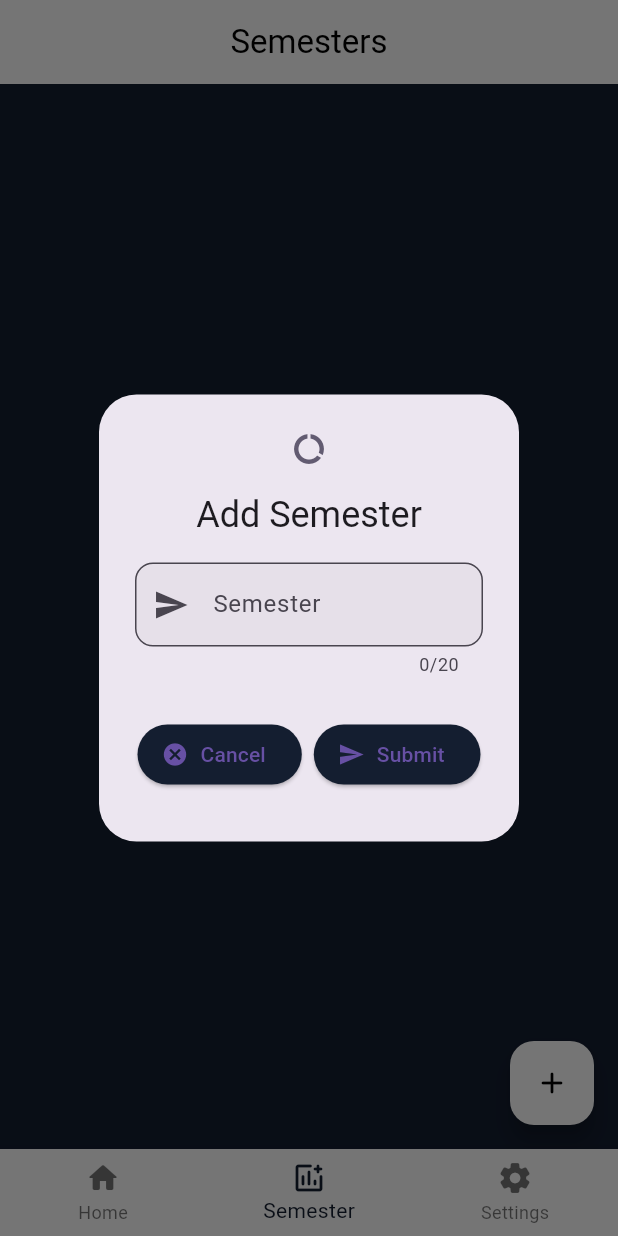
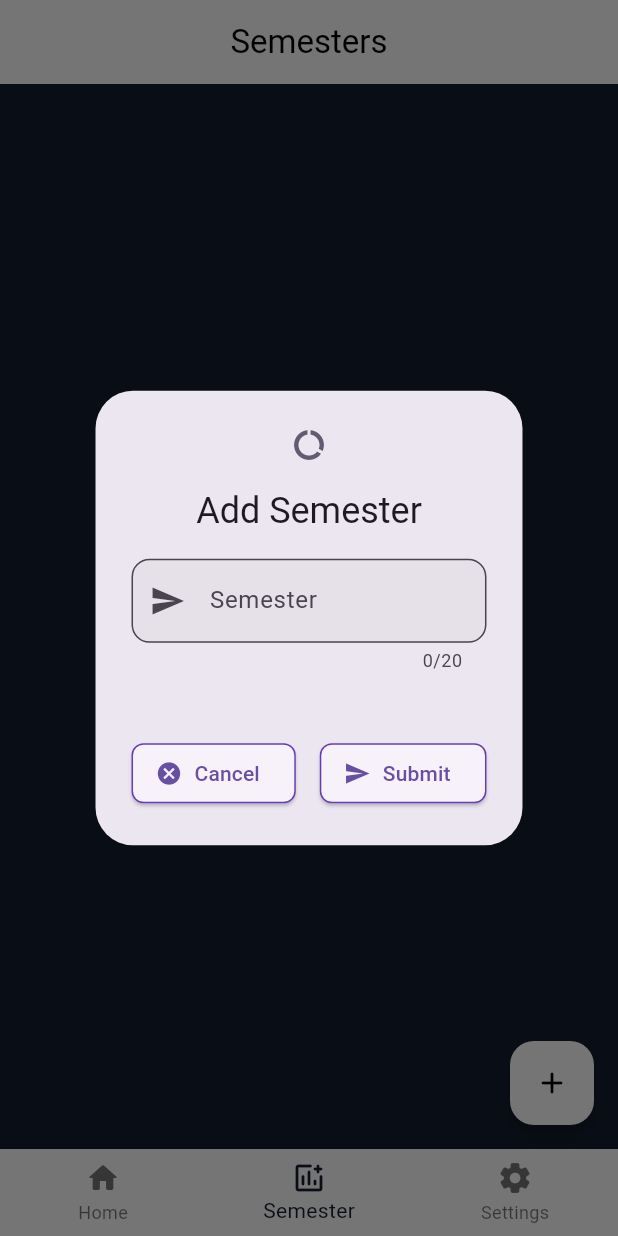
Before and after one commit to GradeManager/GradeManager, a Flutter app: the screen it shows after launch, item 2 of the bottom bar chosen, after a tap on the "add" icon, on a phone screen of 412 x 824 dp. Run offline on Flutter 3.47's test engine with Material 3 defaults, Android fonts, the phone set to English and light mode, and no system bars; our stand-ins replace file_picker, flutter_colorpicker; missing offline and left inert: gauges.

Commit message:
Updated UI components for new GTK and OneUI version

```diff
--- a/lib/components/DreamGradeCalculator.dart
+++ b/lib/components/DreamGradeCalculator.dart
@@ -38,7 +38,7 @@ class _DreamGradeCalculatorState extends State<DreamGradeCalculator> {
       icon: const Icon(Icons.school),
       title: const Text("Dream Grade"),
       content: SizedBox(
-        height: 235,
+        height: 245,
         child: SingleChildScrollView(
           child: Column(
             children: [
@@ -47,7 +47,7 @@ class _DreamGradeCalculatorState extends State<DreamGradeCalculator> {
                 icon: Icons.grade_outlined,
                 hintText: "Dream Grade",
                 textAlign: TextAlign.left,
-                maxChars: 3,
+                maxChars: 5,
                 textInputType: TextInputType.number,
                 onChanged: (input) {
                   widget.grade = getDreamGrade(widget.dreamGradeController, widget.dreamPercentageController);
--- a/lib/components/gmAlert.dart
+++ b/lib/components/gmAlert.dart
@@ -24,29 +24,35 @@ class gmAlert extends StatelessWidget {
           )
       ),
       actionsAlignment: MainAxisAlignment.center,
+      actionsOverflowAlignment: OverflowBarAlignment.center,
       actions: [
-        Padding(
-            padding: const EdgeInsets.only(bottom: 10),
-            child: ElevatedButton.icon(
+        ElevatedButton.icon(
           style: ButtonStyle(
-                backgroundColor: MaterialStateProperty.all(const Color.fromARGB(255, 20, 30, 48)),
+            shape: MaterialStateProperty.all<RoundedRectangleBorder>(
+              RoundedRectangleBorder(
+                borderRadius: BorderRadius.circular(8),
+                side: const BorderSide(color:Colors.deepPurple)
+              )
+            ),
           ),
           onPressed: onCancel,
           label: const Text("Cancel"),
           icon: const Icon(Icons.cancel),
+        ),
+        const SizedBox(height: 10),
+        ElevatedButton.icon(
+          style: ButtonStyle(
+            shape: MaterialStateProperty.all<RoundedRectangleBorder>(
+                RoundedRectangleBorder(
+                    borderRadius: BorderRadius.circular(8),
+                    side: const BorderSide(color:Colors.deepPurple)
                 )
             ),
-        Padding(
-          padding: const EdgeInsets.only(bottom: 10),
-          child: ElevatedButton.icon(
-            style: ButtonStyle(
-              backgroundColor: MaterialStateProperty.all(const Color.fromARGB(255, 20, 30, 48)),
           ),
           onPressed: onSubmit,
           label: const Text("Submit"),
           icon: const Icon(Icons.send),
         ),
-        )
       ],
     );
   }
--- a/lib/pages/SemesterPage.ExamList.dart
+++ b/lib/pages/SemesterPage.ExamList.dart
@@ -128,7 +128,7 @@ class _ExamListState extends State<ExamList> {
                   context: context,
                   builder: (context) => gmAlert(
                     title: "Edit ${widget.itemName}",
-                    height: 165,
+                    height: 175,
                     onSubmit: () {
                       final snackbar = editItem(widget.itemParent, widget.itemName, _subjectController.text,
                           widget.itemParent[widget.itemName]?["percentage"].toString() ==
@@ -194,7 +194,7 @@ class _ExamListState extends State<ExamList> {
               context: context,
               builder: (context) => gmAlert(
                   title: "Add Exam",
-                  height: 330,
+                  height: 350,
                   onSubmit: () {
                     final tmpGrade = double.tryParse(_gradeController.text);
                     final tmpPercentage = double.tryParse(_percentageController.text);
--- a/lib/pages/SemesterPage.ExamPage.dart
+++ b/lib/pages/SemesterPage.ExamPage.dart
@@ -62,7 +62,7 @@ class ExamPage extends StatelessWidget {
                     context: context,
                     builder: (context) => gmAlert(
                         title: "Edit $exam",
-                        height: 240,
+                        height: 265,
                         onSubmit: () {
                           try {
                             itemInformation[exam]["grade"] = double.parse(_gradeController.text);
--- a/lib/pages/SemesterPage.SemesterList.dart
+++ b/lib/pages/SemesterPage.SemesterList.dart
@@ -93,7 +93,7 @@ class _SemesterListState extends State<SemesterList> {
               context: context,
               builder: (context) => gmAlert(
                   title: "Add Semester",
-                  height: 80,
+                  height: 95,
                   onSubmit: () {
                     Navigator.pop(context);
                     final snackbar = addItem(Config!["semesters"], semesterController.text, {"subjects":{}});
--- a/lib/pages/SemesterPage.SubjectList.dart
+++ b/lib/pages/SemesterPage.SubjectList.dart
@@ -88,7 +88,7 @@ class _SubjectListState extends State<SubjectList> {
                   context: context,
                   builder: (context) => gmAlert(
                       title: "Edit ${widget.itemName}",
-                      height: 80,
+                      height: 95,
                       onSubmit: () {
                         final snackBar = editItem(Config!["semesters"], widget.itemName, _semesterController.text, null);
                         if (snackBar != null) {
```
Also changed, not shown: lib/pages/SettingsPage.dart (+12 -3 lines), 75 other files. Lines whose indentation alone changed are shown as unchanged.
